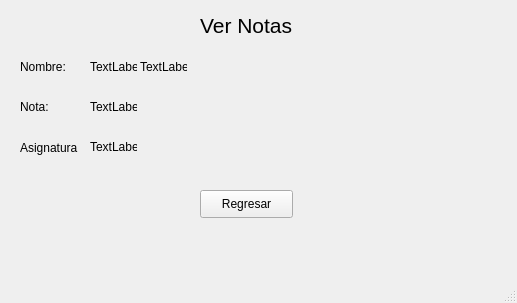
HieysonS/Grupo04PFC, file src/ista/hver_notas.ui: the form before one commit.
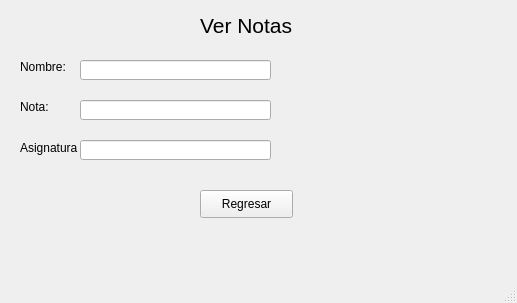
The form after the commit.

The edit to the form file:
```diff
--- a/src/ista/hver_notas.ui
+++ b/src/ista/hver_notas.ui
@@ -53,32 +53,6 @@
      <string>Asignatura</string>
     </property>
    </widget>
-   <widget class="QLabel" name="Nombre">
-    <property name="geometry">
-     <rect>
-      <x>90</x>
-      <y>60</y>
-      <width>47</width>
-      <height>13</height>
-     </rect>
-    </property>
-    <property name="text">
-     <string>TextLabel</string>
-    </property>
-   </widget>
-   <widget class="QLabel" name="ApellidoPaterno">
-    <property name="geometry">
-     <rect>
-      <x>140</x>
-      <y>60</y>
-      <width>47</width>
-      <height>13</height>
-     </rect>
-    </property>
-    <property name="text">
-     <string>TextLabel</string>
-    </property>
-   </widget>
    <widget class="QLabel" name="AoellidoMaterno">
     <property name="geometry">
      <rect>
@@ -92,32 +66,6 @@
      <string/>
     </property>
    </widget>
-   <widget class="QLabel" name="Nota">
-    <property name="geometry">
-     <rect>
-      <x>90</x>
-      <y>100</y>
-      <width>47</width>
-      <height>13</height>
-     </rect>
-    </property>
-    <property name="text">
-     <string>TextLabel</string>
-    </property>
-   </widget>
-   <widget class="QLabel" name="Asignatura">
-    <property name="geometry">
-     <rect>
-      <x>90</x>
-      <y>140</y>
-      <width>47</width>
-      <height>13</height>
-     </rect>
-    </property>
-    <property name="text">
-     <string>TextLabel</string>
-    </property>
-   </widget>
    <widget class="QLabel" name="label_4">
     <property name="geometry">
      <rect>
@@ -149,6 +97,36 @@
      <string>Regresar</string>
     </property>
    </widget>
+   <widget class="QLineEdit" name="lineEdit">
+    <property name="geometry">
+     <rect>
+      <x>80</x>
+      <y>60</y>
+      <width>191</width>
+      <height>20</height>
+     </rect>
+    </property>
+   </widget>
+   <widget class="QLineEdit" name="lineEdit_2">
+    <property name="geometry">
+     <rect>
+      <x>80</x>
+      <y>100</y>
+      <width>191</width>
+      <height>20</height>
+     </rect>
+    </property>
+   </widget>
+   <widget class="QLineEdit" name="lineEdit_3">
+    <property name="geometry">
+     <rect>
+      <x>80</x>
+      <y>140</y>
+      <width>191</width>
+      <height>20</height>
+     </rect>
+    </property>
+   </widget>
   </widget>
   <widget class="QMenuBar" name="menubar">
    <property name="geometry">
```
Left out of the diff: 2 changed lines with no effect on the pictures.
